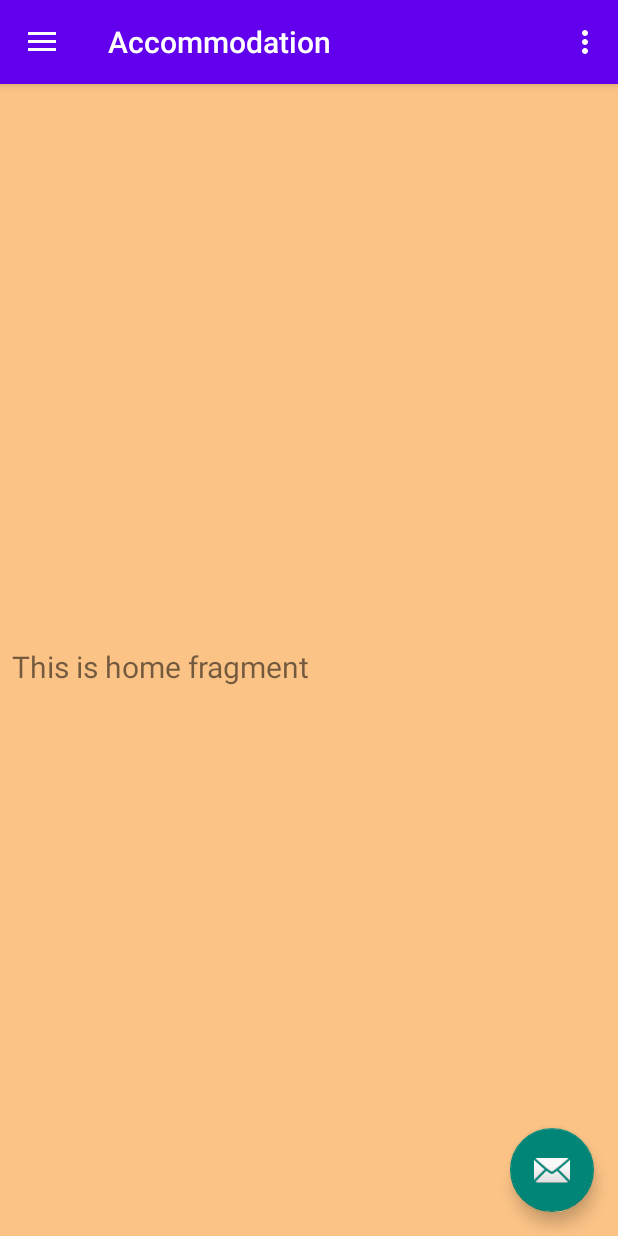
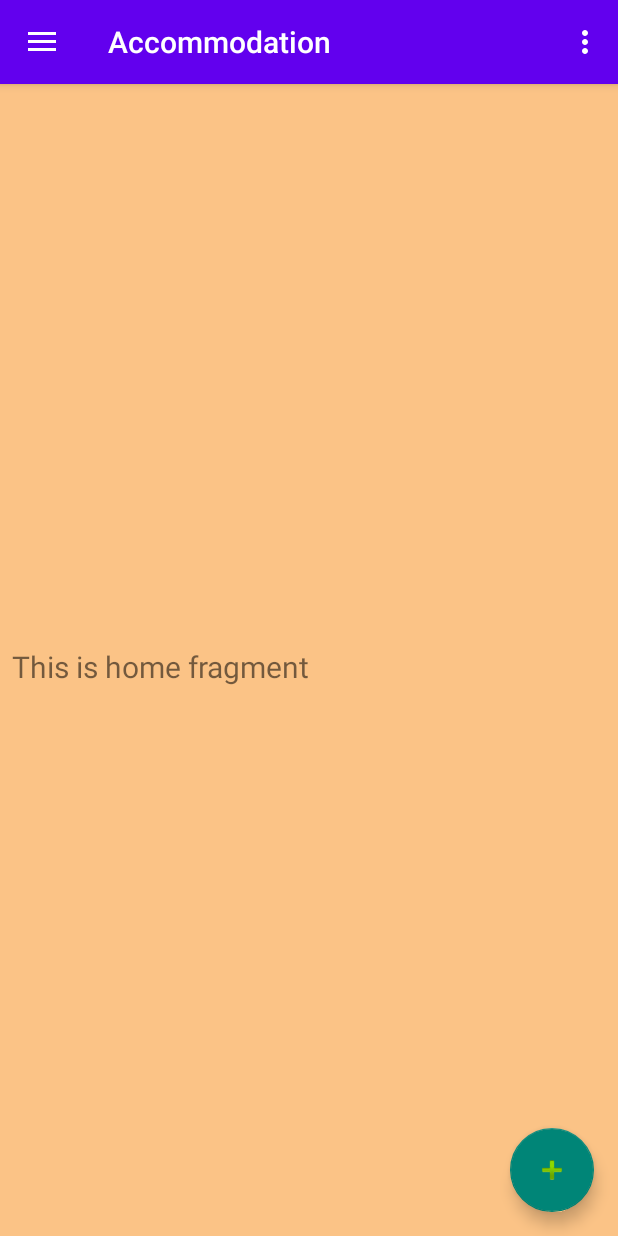
Before and after one commit to sglbl/Abroad-Guide-for-Students, an Android app: the screen it shows after launch (DrawerActivity), after a tap on "CONTINUE WITHOUT LOGIN", on a phone screen of 412 x 824 dp. Run offline under Robolectric (Android 15) with nearby library versions, the phone set to English and light mode, and no system bars; our stand-ins replace navigation-ui.

Commit message:
buttons changed

```diff
--- a/app/src/main/java/com/sglbl/abroadguideforstudents/DrawerActivity.java
+++ b/app/src/main/java/com/sglbl/abroadguideforstudents/DrawerActivity.java
@@ -32,7 +32,7 @@ public class DrawerActivity extends AppCompatActivity {
         binding.appBarDrawer.fab.setOnClickListener(new View.OnClickListener() {
             @Override
             public void onClick(View view) {
-                Snackbar.make(view, "Replace with your own action", Snackbar.LENGTH_LONG)
+                Snackbar.make(view, "Create a new info", Snackbar.LENGTH_LONG)
                         .setAction("Action", null).show();
             }
         });
--- a/app/src/main/java/com/sglbl/abroadguideforstudents/Main.java
+++ b/app/src/main/java/com/sglbl/abroadguideforstudents/Main.java
@@ -12,8 +12,8 @@ import android.widget.Toast;
 public class Main extends AppCompatActivity {
     private RadioGroup rGroup;
     private RadioButton rbutton;
-    public static final String EXTRA_TEXT = "com.sglbl.hexgame.transfer.EXTRA_TEXT";
-    public static final String EXTRA_NUMB = "com.sglbl.hexgame.transfer.EXTRA_NUMB";
+    public static final String EXTRA_TEXT = "com.sglbl.abroadguideforstudents.transfer.EXTRA_TEXT";
+    public static final String EXTRA_NUMB = "com.sglbl.abroadguideforstudents.transfer.EXTRA_NUMB";
 
     @Override
     protected void onCreate(Bundle savedInstanceState) {
--- a/app/src/main/res/layout/app_bar_drawer.xml
+++ b/app/src/main/res/layout/app_bar_drawer.xml
@@ -28,6 +28,7 @@
         android:layout_height="wrap_content"
         android:layout_gravity="bottom|end"
         android:layout_margin="@dimen/fab_margin"
-        app:srcCompat="@android:drawable/ic_dialog_email" />
+        app:rippleColor="@color/black1"
+        app:srcCompat="@android:drawable/ic_input_add" />
 
 </androidx.coordinatorlayout.widget.CoordinatorLayout>
```
